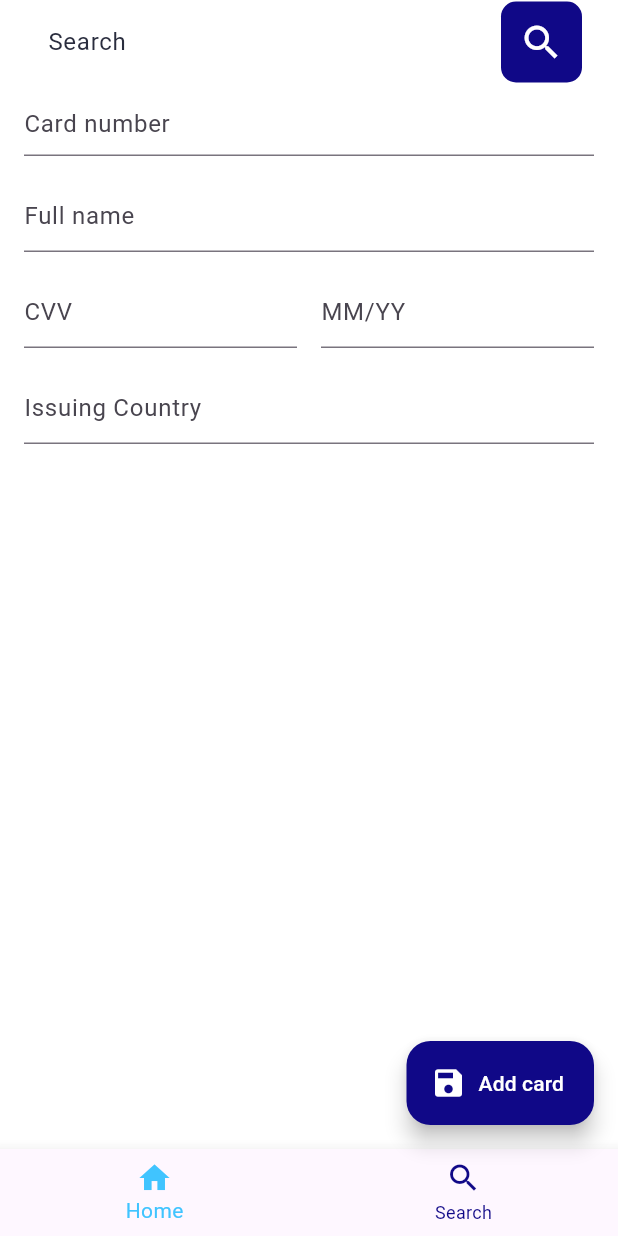
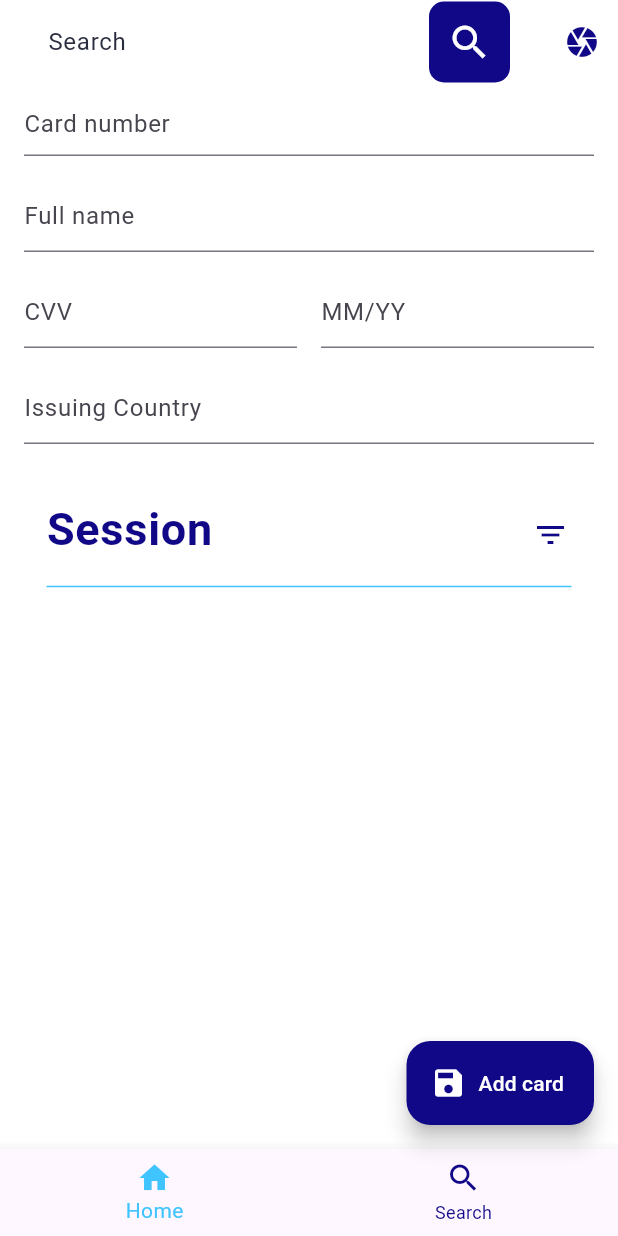
Before and after one commit to Yoda-Man/creditcard, a Flutter app: the screen it shows after launch, on a phone screen of 412 x 824 dp. Run offline on Flutter 3.47's test engine with Material 3 defaults, Android fonts, the phone set to English and light mode, and no system bars; our stand-ins replace another_flushbar, country_picker, flutter_credit_card, share_plus; missing offline and left inert: credit_card_scanner, custom_bottom_sheet.

Commit message:
Draft 2
Draft 2

```diff
--- a/lib/models/card.dart
+++ b/lib/models/card.dart
@@ -49,6 +49,7 @@ class Card {
 }
 
 List<Card> cards = [];
+List<Card> session = [];
 List<Card> searchresults = [];
 
 Card currentCard = Card(
@@ -85,7 +86,7 @@ void save(BuildContext context) {
   currentCard.DateCaptured = inputFormat.format(DateTime.now()).toString();
 
   cards.add(currentCard);
-
+  session.add(currentCard);
   dialogbox(context, 'Card Saved',
       '${currentCard.FullName} ${currentCard.CardNumber}');
   backup();
--- a/lib/screens/add.dart
+++ b/lib/screens/add.dart
@@ -1,4 +1,5 @@
 import 'package:country_picker/country_picker.dart';
+import 'package:credit_card_scanner/credit_card_scanner.dart';
 import 'package:flutter/material.dart';
 import 'package:flutter/services.dart';
 import '../models/card.dart';
@@ -8,6 +9,7 @@ import '../utils/cardutils.dart';
 import '../utils/enum.dart';
 import '../widgets/bottomnavigationbar.dart';
 import '../widgets/search_box.dart';
+import '../widgets/show_card.dart';
 
 class AddNewCardScreen extends StatefulWidget {
   const AddNewCardScreen({Key? key}) : super(key: key);
@@ -18,6 +20,8 @@ class AddNewCardScreen extends StatefulWidget {
 
 class _AddNewCardScreenState extends State<AddNewCardScreen> {
   TextEditingController cardNumberController = TextEditingController();
+  TextEditingController fullNameController = TextEditingController();
+  TextEditingController expieryDateController = TextEditingController();
   TextEditingController countryOfIssueController = TextEditingController();
 
   CardType cardType = CardType.Invalid;
@@ -56,6 +60,29 @@ class _AddNewCardScreenState extends State<AddNewCardScreen> {
       selectedIndex = index;
       onItemTapped(context);
     });
+  }
+
+  ListView displaySession() {
+    return ListView.builder(
+        itemCount: session.length,
+        itemBuilder: (context, index) {
+          return ListTile(
+            title: Text(
+                '${session[index].FullName} : ${session[index].CardType}',
+                style: const TextStyle(color: Colors.indigo)),
+            subtitle: Text(
+                '${session[index].CardNumber} : ${session[index].IssuingCountry}',
+                style: const TextStyle(color: Colors.indigo)),
+            leading: const Icon(
+              Icons.credit_card,
+              color: Colors.indigo,
+            ),
+            onTap: () {
+              currentCard = session[index];
+              showCard(context);
+            },
+          );
+        });
   }
 
   @override
@@ -126,9 +153,35 @@ class _AddNewCardScreenState extends State<AddNewCardScreen> {
     );
     return Scaffold(
       appBar: AppBar(
-          iconTheme: const IconThemeData(color: Color(0xFF100887)),
-          title: const SearchField(),
-          backgroundColor: Colors.white),
+        iconTheme: const IconThemeData(color: Color(0xFF100887)),
+        title: const SearchField(),
+        backgroundColor: Colors.white,
+        actions: <Widget>[
+          IconButton(
+            icon: const Icon(
+              Icons.camera,
+              color: Color(0xFF100887),
+            ),
+            onPressed: () async {
+              var cardDetails = await CardScanner.scanCard(
+                scanOptions: const CardScanOptions(
+                  scanCardHolderName: true,
+                ),
+              );
+
+              setState(() {
+                currentCard.FullName = cardDetails!.cardHolderName;
+                currentCard.CardNumber = cardDetails!.cardNumber;
+                currentCard.ExpieryDate = cardDetails!.expiryDate;
+
+                fullNameController.text = currentCard.FullName;
+                cardNumberController.text = currentCard.CardNumber;
+                expieryDateController.text = currentCard.ExpieryDate;
+              });
+            },
+          ),
+        ],
+      ),
       backgroundColor: Colors.white,
       bottomNavigationBar: BottomNavigationBar(
         currentIndex:
@@ -141,6 +194,7 @@ class _AddNewCardScreenState extends State<AddNewCardScreen> {
       floatingActionButton: FloatingActionButton.extended(
         onPressed: () {
           save(context);
+          setState(() {});
         },
         label: const Text(
           'Add card',
@@ -173,6 +227,35 @@ class _AddNewCardScreenState extends State<AddNewCardScreen> {
                     ],
                   ),
                   countryOfIssue,
+                  ListTile(
+                    contentPadding: const EdgeInsets.only(
+                      left: 15,
+                      right: 5,
+                      top: 10,
+                    ),
+                    visualDensity:
+                        const VisualDensity(horizontal: 0, vertical: -4),
+                    dense: true,
+                    trailing: IconButton(
+                      icon: const Icon(Icons.filter_list,
+                          color: Color(0xFF100887)),
+                      onPressed: () {},
+                    ),
+                    title: const Text(
+                      'Session',
+                      style: TextStyle(
+                          color: Color(0xFF100887),
+                          fontSize: 30,
+                          fontWeight: FontWeight.bold),
+                    ),
+                  ),
+                  const Divider(
+                    color: Colors.lightBlueAccent,
+                    endIndent: 15,
+                    indent: 15,
+                  ),
+                  const SizedBox(height: 2),
+                  SizedBox(height: 250, child: displaySession()),
                 ],
               ),
             ),
--- a/pubspec.yaml
+++ b/pubspec.yaml
@@ -41,6 +41,8 @@ dependencies:
   country_picker: ^2.0.23
   flutter_credit_card: ^4.0.1
   another_flushbar: ^1.12.30
+  credit_card_scanner: ^1.0.5
+  custom_bottom_sheet: ^1.1.2
 
 dev_dependencies:
   flutter_test:
```
Also changed, not shown: lib/screens/search.dart (+8 -1 lines), lib/widgets/show_card.dart (added, +52 -0 lines), pubspec.lock.
